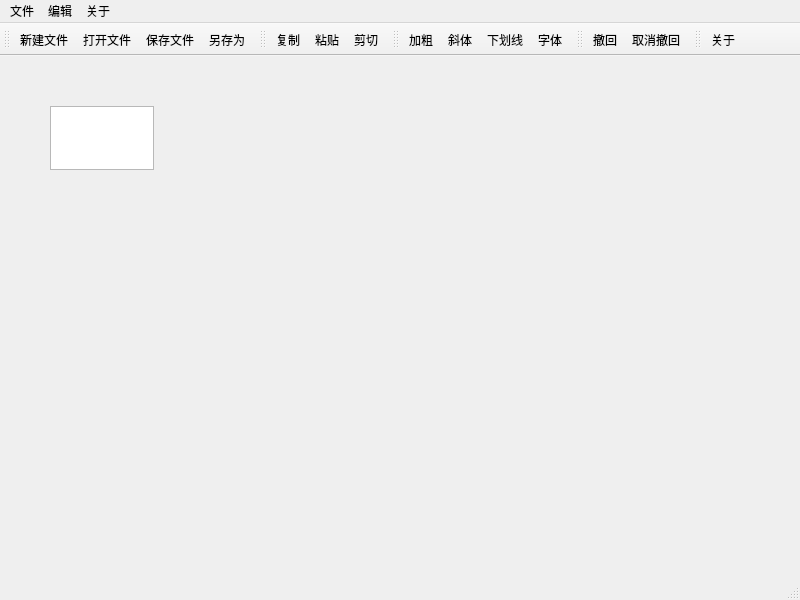
Old version of the form mainwindow.ui in the repository 1148118271/notepad.
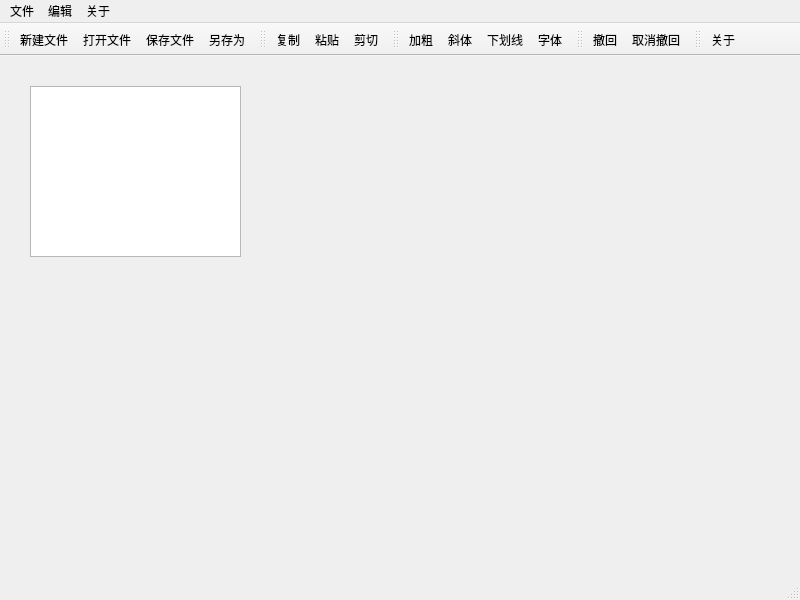
New version of the form. Icons and pictures are not drawn.

What changed in the file:
```diff
--- a/mainwindow.ui
+++ b/mainwindow.ui
@@ -18,13 +18,13 @@
     <normaloff>:/images/resource/pencil.png</normaloff>:/images/resource/pencil.png</iconset>
   </property>
   <widget class="QWidget" name="centralwidget">
-   <widget class="QPlainTextEdit" name="plainTextEdit">
+   <widget class="QTextEdit" name="textEdit">
     <property name="geometry">
      <rect>
-      <x>50</x>
-      <y>50</y>
-      <width>104</width>
-      <height>64</height>
+      <x>30</x>
+      <y>30</y>
+      <width>211</width>
+      <height>171</height>
      </rect>
     </property>
    </widget>
```
Left out of the diff: 24 changed lines with no effect on the pictures.
